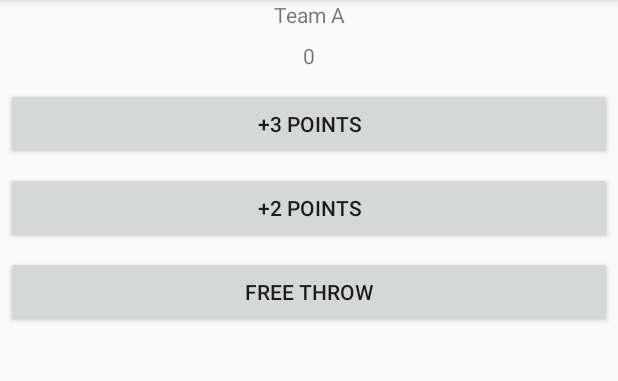
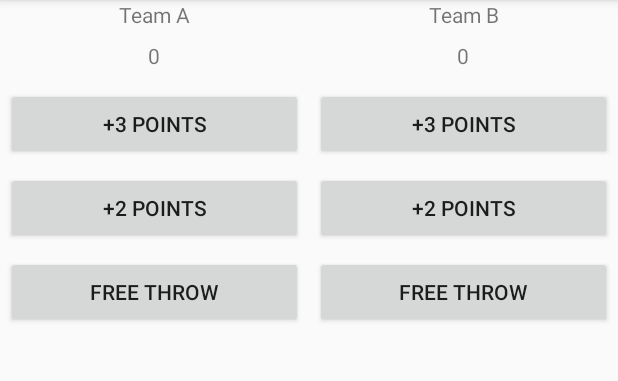
Before and after one commit to 1985michel/android-courtcount, an Android app: the screen it shows after launch (MainActivity), on a phone screen of 412 x 824 dp, the part 84-465 px from its top. Run offline under Robolectric (Android 15) with nearby library versions, the phone set to English and light mode, and no system bars.

Commit message:
Add teamB functionalities

```diff
--- a/app/src/main/java/com/project1985michel/courtcount/MainActivity.java
+++ b/app/src/main/java/com/project1985michel/courtcount/MainActivity.java
@@ -10,6 +10,7 @@ import android.widget.TextView;
 public class MainActivity extends AppCompatActivity {
 
     int scoreTeamA;
+    int scoreTeamB;
 
     @Override
     protected void onCreate(Bundle savedInstanceState) {
@@ -71,4 +72,36 @@ public class MainActivity extends AppCompatActivity {
     public void add1PointTeamA(View view){
         addTeam_a_score(1);
     }
+
+    /**
+     * The method below change the score of team B on the screen
+     * @param score
+     */
+    public void displayForTeamB(int score){
+
+        TextView scoreBView = (TextView) findViewById(R.id.team_b_score);
+        scoreBView.setText(String.valueOf(score));
+    }
+
+
+    /**
+     * The method below add points on scoreTeamB
+     * @param addPoint
+     */
+    public void addTeam_b_score(int addPoint){
+        scoreTeamB +=addPoint;
+        displayForTeamB(scoreTeamB);
+    }
+
+    public void add3PointsTeamB(View view){
+        addTeam_b_score(3);
+    }
+
+    public void add2PointsTeamB(View view){
+        addTeam_b_score(2);
+    }
+
+    public void add1PointTeamB(View view){
+        addTeam_b_score(1);
+    }
 }
--- a/app/src/main/res/layout/activity_main.xml
+++ b/app/src/main/res/layout/activity_main.xml
@@ -2,9 +2,15 @@
     xmlns:tools="http://schemas.android.com/tools"
     android:layout_width="match_parent"
     android:layout_height="match_parent"
-    android:orientation="vertical"
+    android:orientation="horizontal"
 
     tools:context=".MainActivity">
+
+    <LinearLayout
+        android:layout_width="fill_parent"
+        android:layout_height="wrap_content"
+        android:orientation="vertical"
+        android:layout_weight="1">
 
         <TextView
             android:layout_width="match_parent"
@@ -48,4 +54,59 @@
             android:onClick="add1PointTeamA"
             />
 
+
     </LinearLayout>
+
+    <LinearLayout
+        android:layout_width="fill_parent"
+        android:layout_height="wrap_content"
+        android:orientation="vertical"
+        android:layout_weight="1">
+
+        <TextView
+            android:layout_width="match_parent"
+            android:layout_height="wrap_content"
+            android:gravity="center_horizontal"
+            android:layout_marginBottom="8dp"
+            android:text="Team B"
+
+            />
+
+        <TextView
+            android:layout_width="match_parent"
+            android:layout_height="wrap_content"
+            android:gravity="center_horizontal"
+            android:layout_marginBottom="8dp"
+            android:id="@+id/team_b_score"
+            android:text="0" />
+
+        <Button
+            android:layout_width="match_parent"
+            android:layout_height="wrap_content"
+            android:layout_margin="4dp"
+            android:text="+3 POINTS"
+            android:onClick="add3PointsTeamB"
+
+            />
+
+        <Button
+            android:layout_width="match_parent"
+            android:layout_height="wrap_content"
+            android:layout_margin="4dp"
+            android:text="+2 POINTS"
+            android:onClick="add2PointsTeamB"
+            />
+
+        <Button
+            android:layout_width="match_parent"
+            android:layout_height="wrap_content"
+            android:layout_margin="4dp"
+            android:text="FREE THROW"
+            android:onClick="add1PointTeamB"
+            />
+
+
+    </LinearLayout>
+
+
+</LinearLayout>
```
Lines whose indentation alone changed are shown as unchanged.
